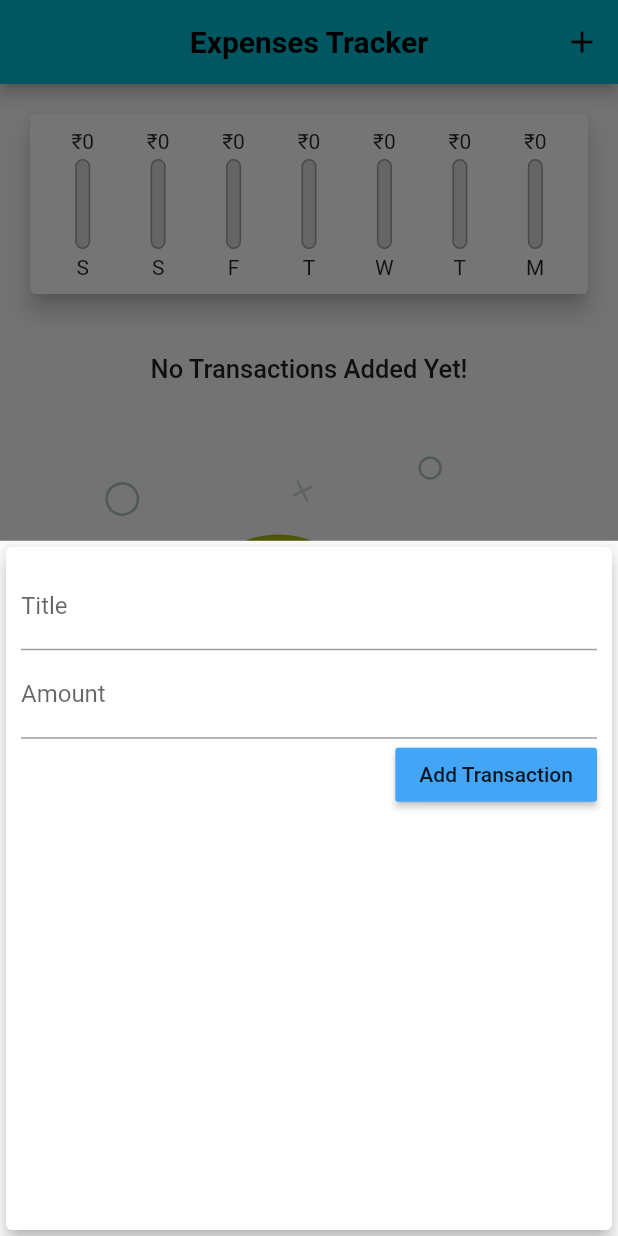
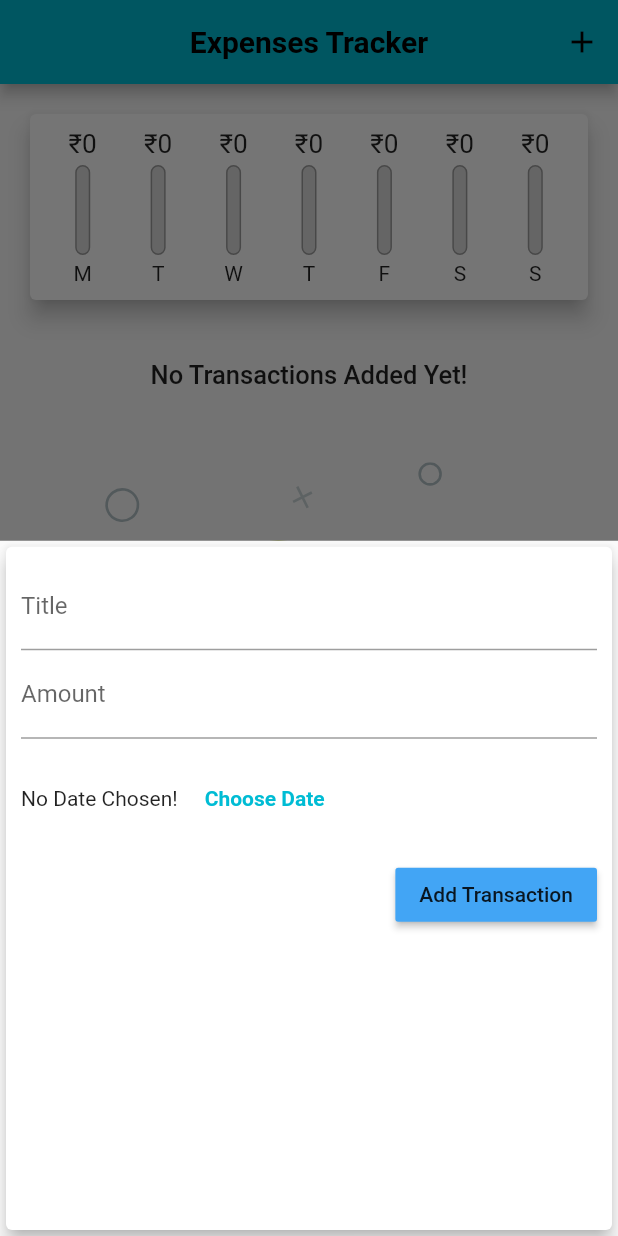
Before and after one commit to Prabhneet-Web/ExpenseTracker, a Flutter app: the screen it shows after launch, after a tap on the "add" icon, on a phone screen of 412 x 824 dp. Run offline on Flutter 3.47's test engine with Material 2 defaults, Android fonts, the phone set to English and light mode, and no system bars; our stand-ins replace lottie.

Commit message:
More Changes Done.

```diff
--- a/lib/widgets/chart.dart
+++ b/lib/widgets/chart.dart
@@ -27,7 +27,7 @@ class Chart extends StatelessWidget {
         'day': DateFormat.E().format(weekDays).substring(0, 1),
         'amount': totalSum
       };
-    });
+    }).reversed.toList();
   }
 
   double get totalSpending {
--- a/lib/widgets/chartBars.dart
+++ b/lib/widgets/chartBars.dart
@@ -15,7 +15,10 @@ class ChartBar extends StatelessWidget {
   Widget build(BuildContext context) {
     return Column(
       children: [
-        FittedBox(child: Text("₹${spendingAmount.toStringAsFixed(0)}")),
+        Container(
+            height: 20,
+            child: FittedBox(
+                child: Text("₹${spendingAmount.toStringAsFixed(0)}"))),
         const SizedBox(height: 4),
         Container(
             height: 60,
--- a/lib/widgets/newTransaction.dart
+++ b/lib/widgets/newTransaction.dart
@@ -45,6 +45,22 @@ class _NewTransactionState extends State<NewTransaction> {
               keyboardType: TextInputType.number,
               onSubmitted: (_) => submitData(),
             ),
+            SizedBox(
+              height: 80,
+              child: Row(
+                children: [
+                  const Text("No Date Chosen!"),
+                  const SizedBox(width: 10),
+                  TextButton(
+                    child: const Text(
+                      "Choose Date",
+                      style: TextStyle(fontWeight: FontWeight.bold),
+                    ),
+                    onPressed: () {},
+                  )
+                ],
+              ),
+            ),
             MaterialButton(
               onPressed: submitData,
               color: Colors.blue.shade400,
```
